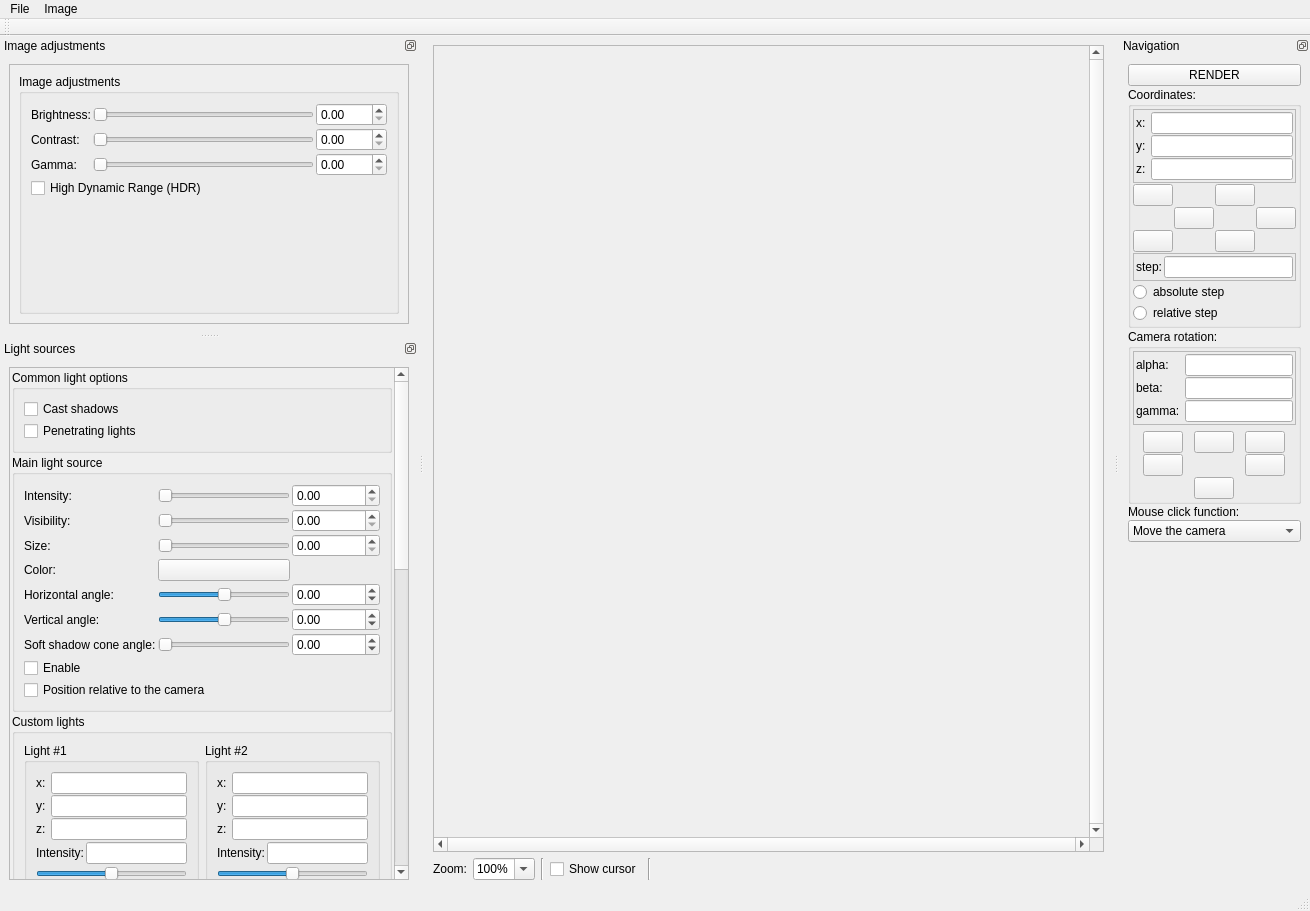
Old version of the form mandelbulber2/qt/render_window.ui in the repository buddhi1980/mandelbulber2.
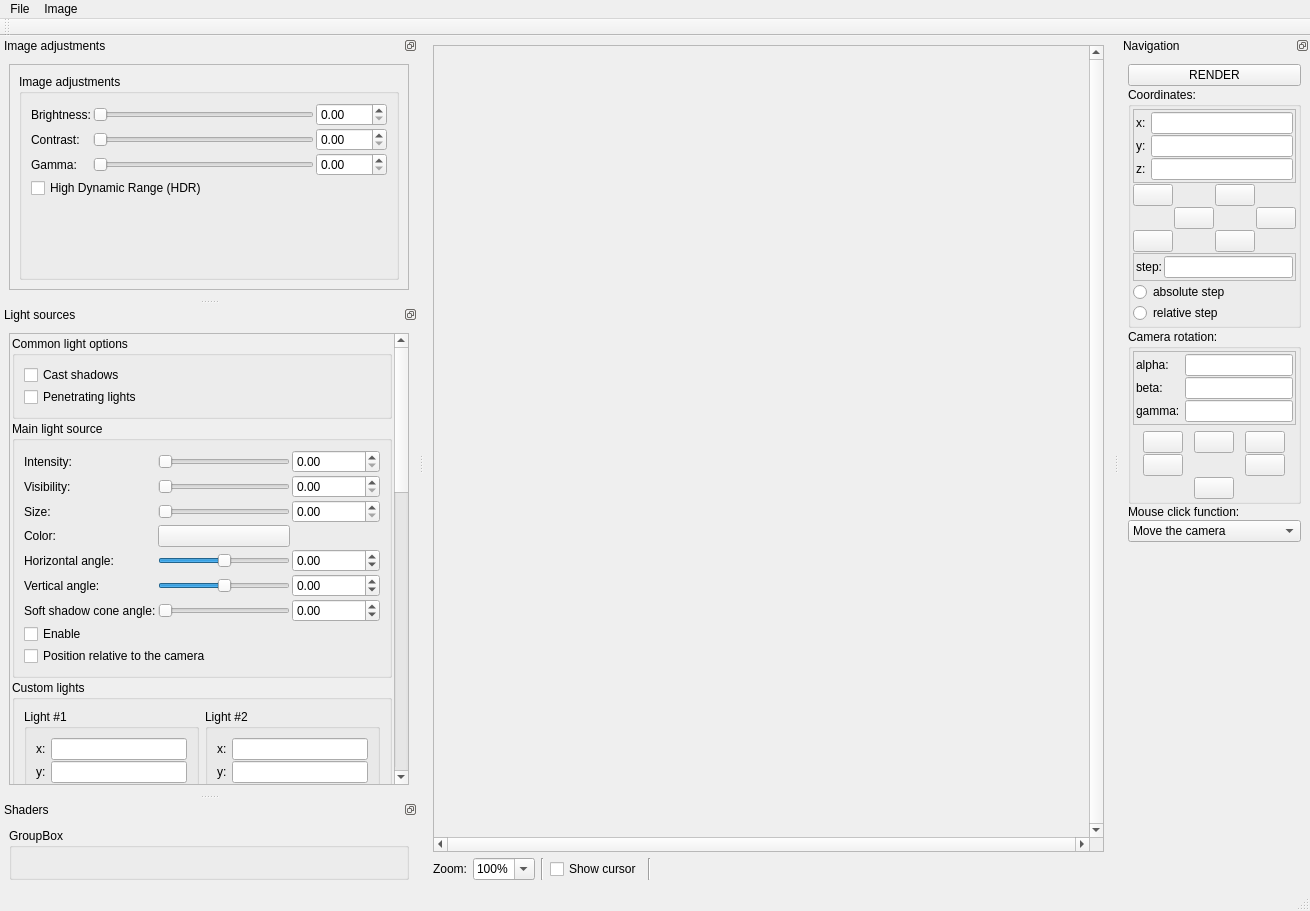
New version of the form. Icons and pictures are not drawn. Custom widgets are drawn as their Qt base class.

Diff of the .ui file:
```diff
--- a/mandelbulber2/qt/render_window.ui
+++ b/mandelbulber2/qt/render_window.ui
@@ -223,8 +223,8 @@
          <rect>
           <x>0</x>
           <y>0</y>
-          <width>426</width>
-          <height>180</height>
+          <width>396</width>
+          <height>348</height>
          </rect>
         </property>
         <layout class="QVBoxLayout" name="verticalLayout_19">
@@ -1075,8 +1075,8 @@
         <property name="geometry">
          <rect>
           <x>0</x>
-          <y>-753</y>
-          <width>410</width>
+          <y>-870</y>
+          <width>380</width>
           <height>1349</height>
          </rect>
         </property>
@@ -2189,6 +2189,28 @@
     </layout>
    </widget>
   </widget>
+  <widget class="QDockWidget" name="dockWidget_3">
+   <property name="features">
+    <set>QDockWidget::DockWidgetFloatable|QDockWidget::DockWidgetMovable</set>
+   </property>
+   <property name="windowTitle">
+    <string>Shaders</string>
+   </property>
+   <attribute name="dockWidgetArea">
+    <number>1</number>
+   </attribute>
+   <widget class="QWidget" name="dockWidgetContents_3">
+    <layout class="QVBoxLayout" name="verticalLayout_6">
+     <item>
+      <widget class="QGroupBox" name="groupBox_10">
+       <property name="title">
+        <string>GroupBox</string>
+       </property>
+      </widget>
+     </item>
+    </layout>
+   </widget>
+  </widget>
   <action name="actionSave_as_JPG">
    <property name="text">
     <string>Save as JPG...</string>
```
Left out of the diff: 7 changed lines with no effect on the pictures.
